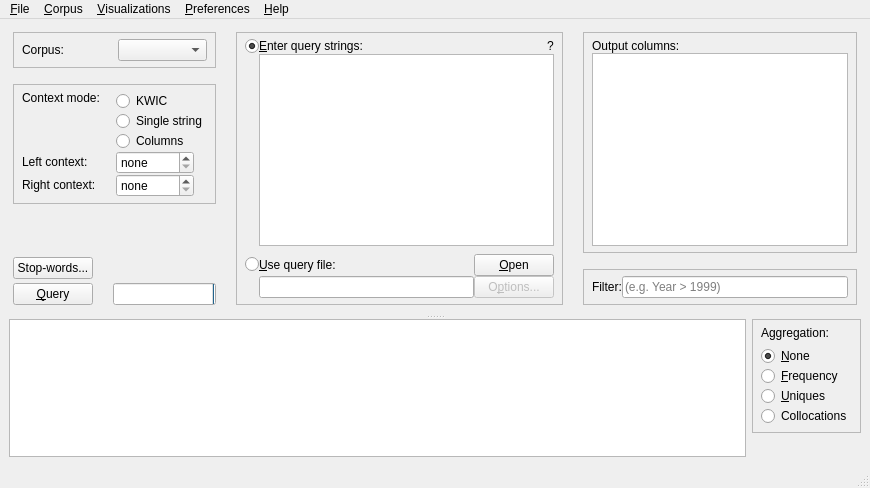
The window that coquery/gui/coquery.ui (gkunter/coquery) describes before a commit, drawn with Qt 5.
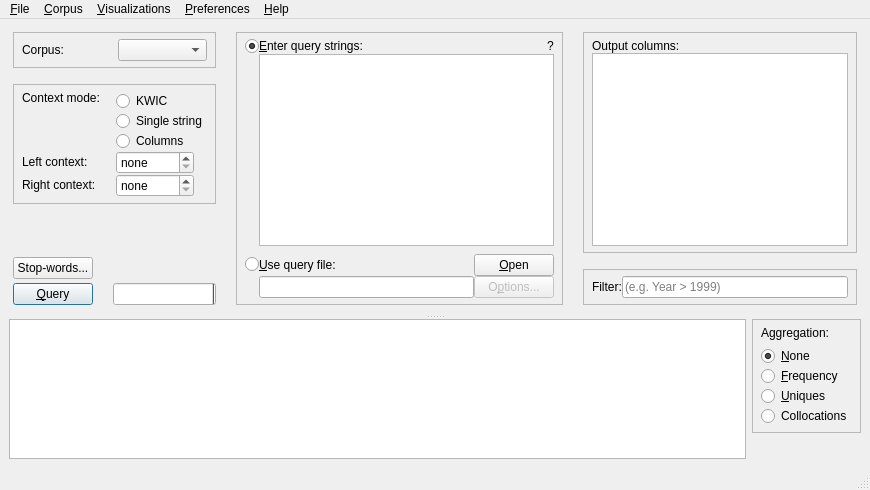
The same window after the commit. Icons and pictures are not drawn.

Commit message: Highlight Query button

```diff
--- a/coquery/gui/coquery.ui
+++ b/coquery/gui/coquery.ui
@@ -7,7 +7,7 @@
     <x>0</x>
     <y>0</y>
     <width>870</width>
-    <height>488</height>
+    <height>490</height>
    </rect>
   </property>
   <property name="windowTitle">
@@ -460,6 +460,12 @@
                <iconset theme="media-playback-start">
                 <normaloff>../../../../../../.designer/backup</normaloff>../../../../../../.designer/backup</iconset>
               </property>
+              <property name="autoDefault">
+               <bool>false</bool>
+              </property>
+              <property name="default">
+               <bool>true</bool>
+              </property>
              </widget>
             </item>
            </layout>
```
The commit also changes 1 other file.
